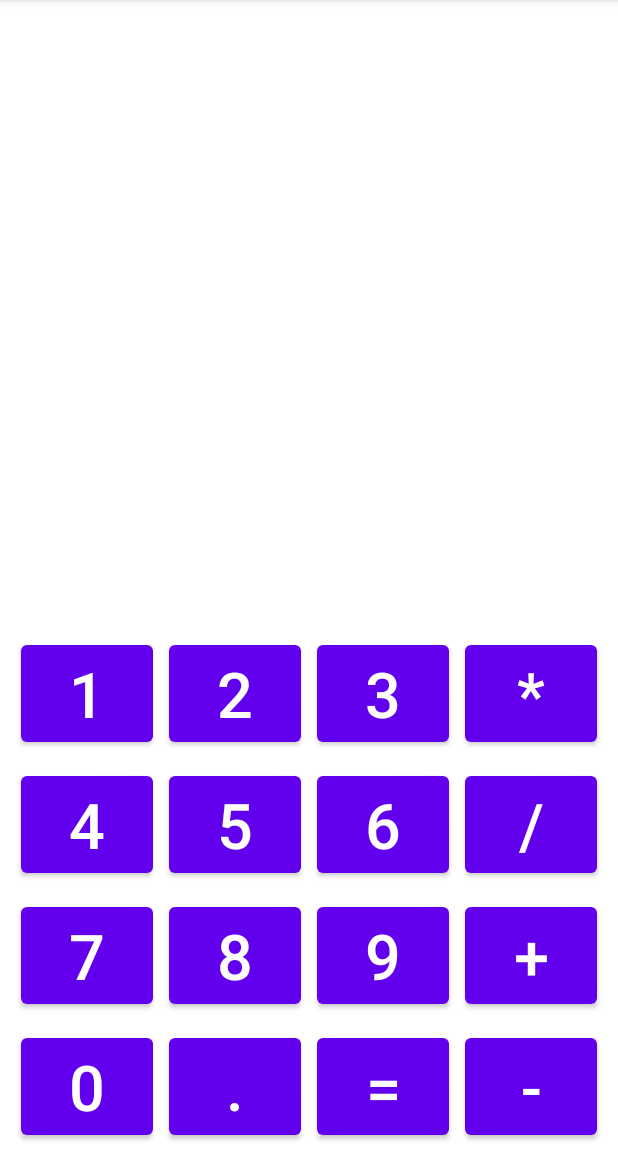
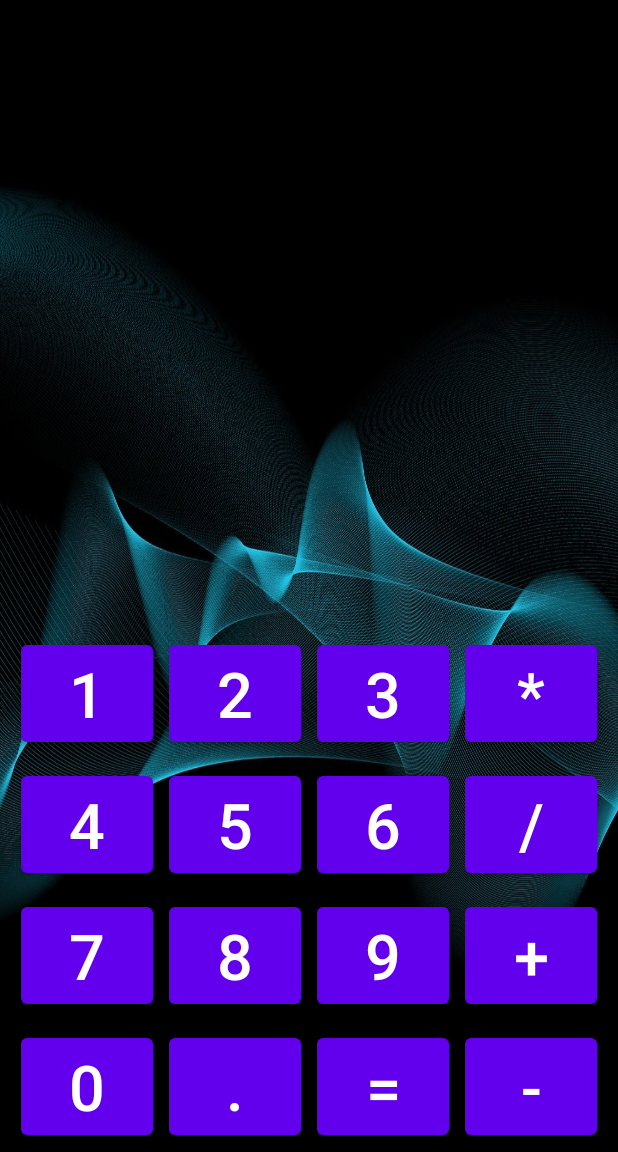
Before and after one commit to GrigorievaMN/Android_Studio, an Android app: the screen it shows after launch (MainActivity), on a phone screen of 412 x 824 dp, the part 84-1236 px from its top. Run offline under Robolectric (Android 15) with nearby library versions, the phone set to English and light mode, and no system bars.

Commit message:
lesson_2 background

```diff
--- a/lesson_2/app/src/main/res/layout/activity_main.xml
+++ b/lesson_2/app/src/main/res/layout/activity_main.xml
@@ -1,9 +1,9 @@
 <?xml version="1.0" encoding="utf-8"?>
 <androidx.constraintlayout.widget.ConstraintLayout xmlns:android="http://schemas.android.com/apk/res/android"
     xmlns:app="http://schemas.android.com/apk/res-auto"
-    xmlns:tools="http://schemas.android.com/tools"
     android:layout_width="match_parent"
-    android:layout_height="match_parent">
+    android:layout_height="match_parent"
+    android:background="@drawable/background">
 
 
     <Button
```
Also changed, not shown: lesson_2/app/src/main/res/drawable-v24/background.jpg (added).
